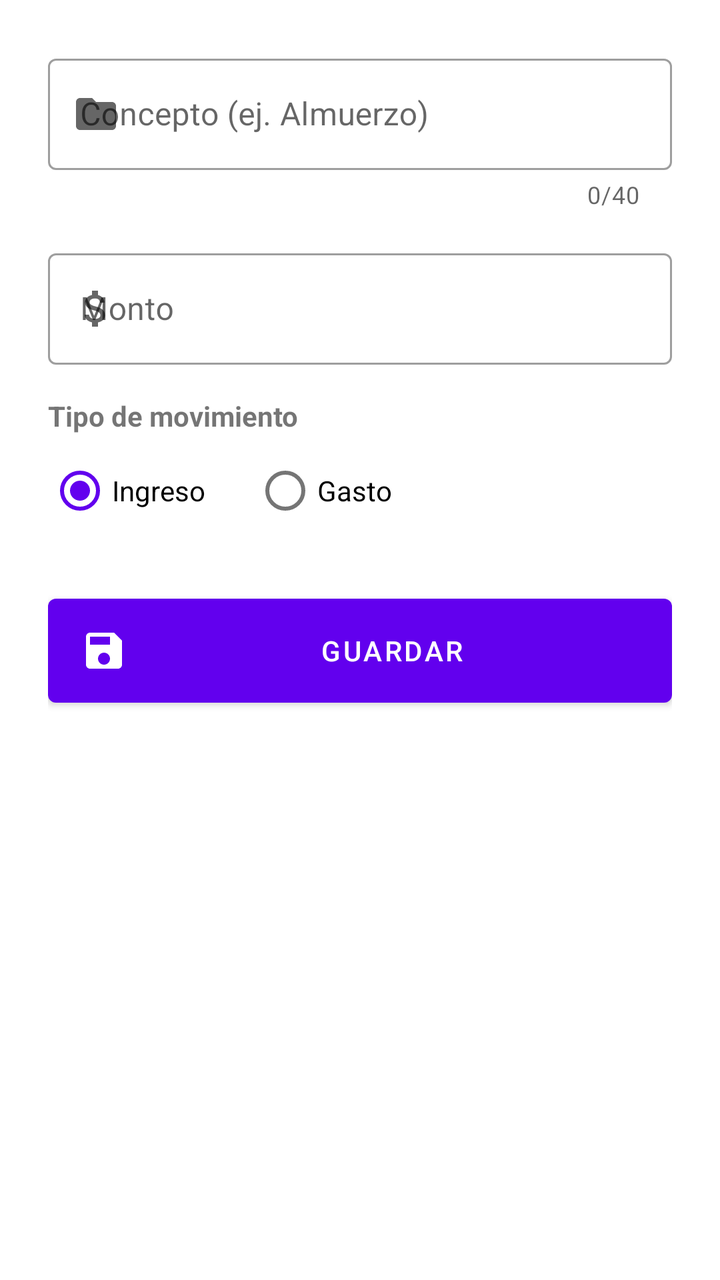
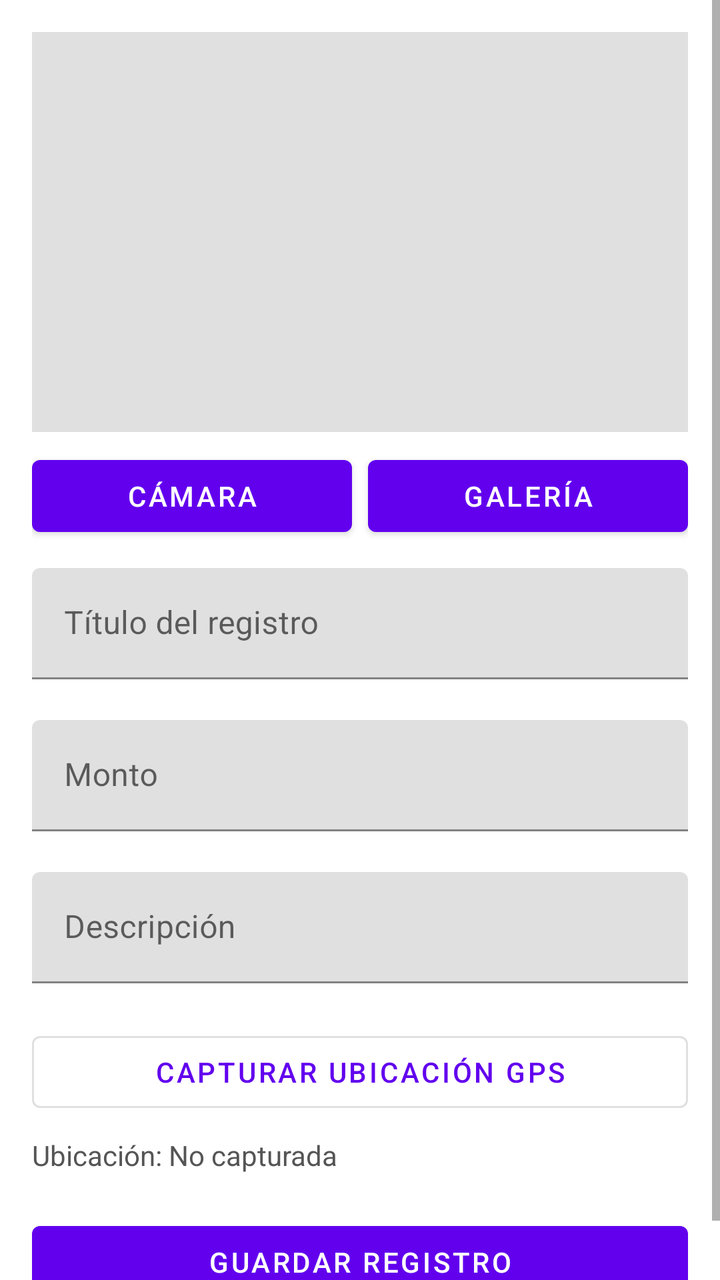

Before-and-after screenshots of an Android layout around one commit, followed by the original layout XML and the change that was made.
<!-- AndroidManifest.xml: application theme Theme.MisFinanzas -->
<!-- res/layout/activity_form.xml -->
<?xml version="1.0" encoding="utf-8"?>
<ScrollView xmlns:android="http://schemas.android.com/apk/res/android"
    xmlns:app="http://schemas.android.com/apk/res-auto"
    android:layout_width="match_parent"
    android:layout_height="match_parent">

    <LinearLayout
        android:layout_width="match_parent"
        android:layout_height="wrap_content"
        android:orientation="vertical"
        android:padding="24dp">

        
        <com.google.android.material.textfield.TextInputLayout
            android:id="@+id/tilConcepto"
            style="@style/Widget.MaterialComponents.TextInputLayout.OutlinedBox"
            android:layout_width="match_parent"
            android:layout_height="wrap_content"
            android:hint="Concepto (ej. Almuerzo)"
            app:counterEnabled="true"
            app:counterMaxLength="40"
            app:startIconDrawable="@drawable/ic_concepto"
            android:layout_marginBottom="16dp">

            <com.google.android.material.textfield.TextInputEditText
                android:id="@+id/etConcepto"
                android:layout_width="match_parent"
                android:layout_height="wrap_content"
                android:inputType="textCapSentences"
                android:maxLength="40" />
        </com.google.android.material.textfield.TextInputLayout>

        
        <com.google.android.material.textfield.TextInputLayout
            android:id="@+id/tilMonto"
            style="@style/Widget.MaterialComponents.TextInputLayout.OutlinedBox"
            android:layout_width="match_parent"
            android:layout_height="wrap_content"
            android:hint="Monto"
            app:prefixText="$ "
            app:startIconDrawable="@drawable/ic_monto"
            android:layout_marginBottom="8dp">

            <com.google.android.material.textfield.TextInputEditText
                android:id="@+id/etMonto"
                android:layout_width="match_parent"
                android:layout_height="wrap_content"
                android:inputType="numberDecimal" />
        </com.google.android.material.textfield.TextInputLayout>

        <TextView
            android:layout_width="match_parent"
            android:layout_height="wrap_content"
            android:text="Tipo de movimiento"
            android:textStyle="bold"
            android:layout_marginTop="8dp"
            android:layout_marginBottom="4dp" />

        <RadioGroup
            android:id="@+id/rgTipo"
            android:layout_width="match_parent"
            android:layout_height="wrap_content"
            android:orientation="horizontal"
            android:layout_marginBottom="24dp">

            <RadioButton
                android:id="@+id/rbIngreso"
                android:layout_width="wrap_content"
                android:layout_height="wrap_content"
                android:text="Ingreso"
                android:checked="true"
                android:layout_marginEnd="24dp" />

            <RadioButton
                android:id="@+id/rbGasto"
                android:layout_width="wrap_content"
                android:layout_height="wrap_content"
                android:text="Gasto" />
        </RadioGroup>

        <com.google.android.material.button.MaterialButton
            android:id="@+id/btnGuardar"
            android:layout_width="match_parent"
            android:layout_height="wrap_content"
            android:text="Guardar"
            android:paddingTop="14dp"
            android:paddingBottom="14dp"
            app:icon="@drawable/ic_guardar"
            android:layout_marginBottom="12dp" />

        <com.google.android.material.button.MaterialButton
            android:id="@+id/btnEliminar"
            style="@style/Widget.MaterialComponents.Button.OutlinedButton"
            android:layout_width="match_parent"
            android:layout_height="wrap_content"
            android:text="Eliminar"
            android:textColor="@color/color_gasto"
            app:strokeColor="@color/color_gasto"
            app:icon="@drawable/ic_eliminar"
            app:iconTint="@color/color_gasto"
            android:visibility="gone" />

        
        <ProgressBar
            android:id="@+id/progressBar"
            android:layout_width="wrap_content"
            android:layout_height="wrap_content"
            android:layout_gravity="center"
            android:layout_marginTop="16dp"
            android:visibility="gone" />

    </LinearLayout>

</ScrollView>
<!-- resources referenced by this layout -->
<resources>
  <color name="color_gasto">#C62828</color>
  <!-- drawable ic_concepto (drawable) -->
  <vector xmlns:android="http://schemas.android.com/apk/res/android"
      android:width="24dp"
      android:height="24dp"
      android:viewportWidth="24"
      android:viewportHeight="24"
      android:tint="?attr/colorControlNormal">
      <path
          android:fillColor="#FF000000"
          android:pathData="M20,6h-8l-2,-2L4,4c-1.1,0 -2,0.9 -2,2v12c0,1.1 0.9,2 2,2h16c1.1,0 2,-0.9 2,-2V8C22,6.9 21.1,6 20,6z"/>
  </vector>
  <!-- drawable ic_eliminar (drawable) -->
  <vector xmlns:android="http://schemas.android.com/apk/res/android"
      android:width="24dp"
      android:height="24dp"
      android:viewportWidth="24"
      android:viewportHeight="24">
      <path
          android:fillColor="#FFC62828"
          android:pathData="M6,19c0,1.1 0.9,2 2,2h8c1.1,0 2,-0.9 2,-2V7H6v12zM19,4h-3.5l-1,-1h-5l-1,1H5v2h14V4z"/>
  </vector>
  <!-- drawable ic_guardar (drawable) -->
  <vector xmlns:android="http://schemas.android.com/apk/res/android"
      android:width="24dp"
      android:height="24dp"
      android:viewportWidth="24"
      android:viewportHeight="24"
      android:tint="#FFFFFF">
      <path
          android:fillColor="#FF000000"
          android:pathData="M17,3H5C3.9,3 3,3.9 3,5v14c0,1.1 0.9,2 2,2h14c1.1,0 2,-0.9 2,-2V7L17,3zM12,19c-1.66,0 -3,-1.34 -3,-3s1.34,-3 3,-3 3,1.34 3,3S13.66,19 12,19zM15,9L5,9V5h10v4z"/>
  </vector>
  <!-- drawable ic_monto (drawable) -->
  <vector xmlns:android="http://schemas.android.com/apk/res/android"
      android:width="24dp"
      android:height="24dp"
      android:viewportWidth="24"
      android:viewportHeight="24"
      android:tint="?attr/colorControlNormal">
      <path
          android:fillColor="#FF000000"
          android:pathData="M11.8,10.9c-2.27,-0.59 -3,-1.2 -3,-2.15 0,-1.09 1.01,-1.85 2.7,-1.85 1.78,0 2.44,0.85 2.5,2.1h2.21c-0.07,-1.72 -1.12,-3.3 -3.21,-3.81V3h-3v2.16c-1.94,0.42 -3.5,1.68 -3.5,3.61 0,2.31 1.91,3.46 4.7,4.13 2.5,0.6 3,1.48 3,2.41 0,0.69 -0.49,1.79 -2.7,1.79 -2.06,0 -2.87,-0.92 -2.98,-2.1h-2.2c0.12,2.19 1.76,3.42 3.68,3.83V21h3v-2.15c1.95,-0.37 3.5,-1.5 3.5,-3.55 0,-2.84 -2.43,-3.81 -4.7,-4.4z"/>
  </vector>
  <style name="Theme.MisFinanzas" parent="Theme.MaterialComponents.DayNight.NoActionBar">
          <item name="colorPrimary">@color/purple_500</item>
          <item name="colorPrimaryVariant">@color/purple_700</item>
          <item name="colorOnPrimary">@color/white</item>
          <item name="colorSecondary">@color/purple_500</item>
          <item name="colorSecondaryVariant">@color/purple_700</item>
          <item name="colorOnSecondary">@color/white</item>
          <item name="android:statusBarColor">@color/purple_700</item>
      </style>
  <color name="purple_500">#6200EE</color>
  <color name="purple_700">#3700B3</color>
  <color name="white">#FFFFFF</color>
</resources>

<!-- the commit's change to res/layout/activity_form.xml (unified diff, before → after) -->
@@ -2,113 +2,113 @@
 <ScrollView xmlns:android="http://schemas.android.com/apk/res/android"
     xmlns:app="http://schemas.android.com/apk/res-auto"
     android:layout_width="match_parent"
-    android:layout_height="match_parent">
+    android:layout_height="match_parent"
+    android:fillViewport="true">
 
     <LinearLayout
         android:layout_width="match_parent"
         android:layout_height="wrap_content"
         android:orientation="vertical"
-        android:padding="24dp">
+        android:padding="16dp">
 
-        
-        <com.google.android.material.textfield.TextInputLayout
-            android:id="@+id/tilConcepto"
-            style="@style/Widget.MaterialComponents.TextInputLayout.OutlinedBox"
+        <ImageView
+            android:id="@+id/ivPreview"
+            android:layout_width="match_parent"
+            android:layout_height="200dp"
+            android:scaleType="centerCrop"
+            android:background="#E0E0E0"
+            android:contentDescription="Vista previa" />
+
+        <LinearLayout
             android:layout_width="match_parent"
             android:layout_height="wrap_content"
-            android:hint="Concepto (ej. Almuerzo)"
-            app:counterEnabled="true"
-            app:counterMaxLength="40"
-            app:startIconDrawable="@drawable/ic_concepto"
-            android:layout_marginBottom="16dp">
+            android:orientation="horizontal"
+            android:gravity="center"
+            android:layout_marginTop="8dp">
 
+            <Button
+                android:id="@+id/btnCamara"
+                android:layout_width="0dp"
+                android:layout_height="wrap_content"
+                android:layout_weight="1"
+                android:layout_marginEnd="4dp"
+                android:text="Cámara" />
+
+            <Button
+                android:id="@+id/btnGaleria"
+                android:layout_width="0dp"
+                android:layout_height="wrap_content"
+                android:layout_weight="1"
+                android:layout_marginStart="4dp"
+                android:text="Galería" />
+        </LinearLayout>
+
+        <com.google.android.material.textfield.TextInputLayout
+            android:id="@+id/tilTitulo"
+            android:layout_width="match_parent"
+            android:layout_height="wrap_content"
+            android:layout_marginTop="12dp"
+            app:errorEnabled="true">
             <com.google.android.material.textfield.TextInputEditText
-                android:id="@+id/etConcepto"
+                android:id="@+id/etTitulo"
                 android:layout_width="match_parent"
                 android:layout_height="wrap_content"
-                android:inputType="textCapSentences"
-                android:maxLength="40" />
+                android:hint="Título del registro" />
         </com.google.android.material.textfield.TextInputLayout>
 
-        
         <com.google.android.material.textfield.TextInputLayout
             android:id="@+id/tilMonto"
-            style="@style/Widget.MaterialComponents.TextInputLayout.OutlinedBox"
             android:layout_width="match_parent"
             android:layout_height="wrap_content"
-            android:hint="Monto"
-            app:prefixText="$ "
-            app:startIconDrawable="@drawable/ic_monto"
-            android:layout_marginBottom="8dp">
-
+            app:errorEnabled="true">
             <com.google.android.material.textfield.TextInputEditText
                 android:id="@+id/etMonto"
                 android:layout_width="match_parent"
                 android:layout_height="wrap_content"
-                android:inputType="numberDecimal" />
+                android:inputType="numberDecimal"
+                android:hint="Monto" />
         </com.google.android.material.textfield.TextInputLayout>
 
-        <TextView
+        <com.google.android.material.textfield.TextInputLayout
+            android:id="@+id/tilDescripcion"
             android:layout_width="match_parent"
             android:layout_height="wrap_content"
-            android:text="Tipo de movimiento"
-            android:textStyle="bold"
-            android:layout_marginTop="8dp"
-            android:layout_marginBottom="4dp" />
+            app:errorEnabled="true">
+            <com.google.android.material.textfield.TextInputEditText
+                android:id="@+id/etDescripcion"
+                android:layout_width="match_parent"
+                android:layout_height="wrap_content"
+                android:hint="Descripción" />
+        </com.google.android.material.textfield.TextInputLayout>
 
-        <RadioGroup
-            android:id="@+id/rgTipo"
-            android:layout_width="match_parent"
-            android:layout_height="wrap_content"
-            android:orientation="horizontal"
-            android:layout_marginBottom="24dp">
-
-            <RadioButton
-                android:id="@+id/rbIngreso"
-                android:layout_width="wrap_content"
-                android:layout_height="wrap_content"
-                android:text="Ingreso"
-                android:checked="true"
-                android:layout_marginEnd="24dp" />
-
-            <RadioButton
-                android:id="@+id/rbGasto"
-                android:layout_width="wrap_content"
-                android:layout_height="wrap_content"
-                android:text="Gasto" />
-        </RadioGroup>
-
-        <com.google.android.material.button.MaterialButton
-            android:id="@+id/btnGuardar"
-            android:layout_width="match_parent"
-            android:layout_height="wrap_content"
-            android:text="Guardar"
-            android:paddingTop="14dp"
-            android:paddingBottom="14dp"
-            app:icon="@drawable/ic_guardar"
-            android:layout_marginBottom="12dp" />
-
-        <com.google.android.material.button.MaterialButton
-            android:id="@+id/btnEliminar"
+        <Button
+            android:id="@+id/btnObtenerUbicacion"
             style="@style/Widget.MaterialComponents.Button.OutlinedButton"
             android:layout_width="match_parent"
             android:layout_height="wrap_content"
-            android:text="Eliminar"
-            android:textColor="@color/color_gasto"
-            app:strokeColor="@color/color_gasto"
-            app:icon="@drawable/ic_eliminar"
-            app:iconTint="@color/color_gasto"
-            android:visibility="gone" />
+            android:text="Capturar Ubicación GPS" />
 
-        
+        <TextView
+            android:id="@+id/tvDireccion"
+            android:layout_width="match_parent"
+            android:layout_height="wrap_content"
+            android:layout_marginVertical="8dp"
+            android:text="Ubicación: No capturada"
+            android:textColor="#555555" />
+
         <ProgressBar
             android:id="@+id/progressBar"
             android:layout_width="wrap_content"
             android:layout_height="wrap_content"
             android:layout_gravity="center"
-            android:layout_marginTop="16dp"
             android:visibility="gone" />
 
+        <Button
+            android:id="@+id/btnGuardar"
+            android:layout_width="match_parent"
+            android:layout_height="wrap_content"
+            android:layout_marginTop="12dp"
+            android:text="Guardar Registro" />
+
     </LinearLayout>
-
 </ScrollView>
<!-- resource entries referenced after the edit -->
@@ -1,49 +1,5 @@
 <!-- resources referenced by this layout -->
 <resources>
-  <color name="color_gasto">#C62828</color>
-  <!-- drawable ic_concepto (drawable) -->
-  <vector xmlns:android="http://schemas.android.com/apk/res/android"
-      android:width="24dp"
-      android:height="24dp"
-      android:viewportWidth="24"
-      android:viewportHeight="24"
-      android:tint="?attr/colorControlNormal">
-      <path
-          android:fillColor="#FF000000"
-          android:pathData="M20,6h-8l-2,-2L4,4c-1.1,0 -2,0.9 -2,2v12c0,1.1 0.9,2 2,2h16c1.1,0 2,-0.9 2,-2V8C22,6.9 21.1,6 20,6z"/>
-  </vector>
-  <!-- drawable ic_eliminar (drawable) -->
-  <vector xmlns:android="http://schemas.android.com/apk/res/android"
-      android:width="24dp"
-      android:height="24dp"
-      android:viewportWidth="24"
-      android:viewportHeight="24">
-      <path
-          android:fillColor="#FFC62828"
-          android:pathData="M6,19c0,1.1 0.9,2 2,2h8c1.1,0 2,-0.9 2,-2V7H6v12zM19,4h-3.5l-1,-1h-5l-1,1H5v2h14V4z"/>
-  </vector>
-  <!-- drawable ic_guardar (drawable) -->
-  <vector xmlns:android="http://schemas.android.com/apk/res/android"
-      android:width="24dp"
-      android:height="24dp"
-      android:viewportWidth="24"
-      android:viewportHeight="24"
-      android:tint="#FFFFFF">
-      <path
-          android:fillColor="#FF000000"
-          android:pathData="M17,3H5C3.9,3 3,3.9 3,5v14c0,1.1 0.9,2 2,2h14c1.1,0 2,-0.9 2,-2V7L17,3zM12,19c-1.66,0 -3,-1.34 -3,-3s1.34,-3 3,-3 3,1.34 3,3S13.66,19 12,19zM15,9L5,9V5h10v4z"/>
-  </vector>
-  <!-- drawable ic_monto (drawable) -->
-  <vector xmlns:android="http://schemas.android.com/apk/res/android"
-      android:width="24dp"
-      android:height="24dp"
-      android:viewportWidth="24"
-      android:viewportHeight="24"
-      android:tint="?attr/colorControlNormal">
-      <path
-          android:fillColor="#FF000000"
-          android:pathData="M11.8,10.9c-2.27,-0.59 -3,-1.2 -3,-2.15 0,-1.09 1.01,-1.85 2.7,-1.85 1.78,0 2.44,0.85 2.5,2.1h2.21c-0.07,-1.72 -1.12,-3.3 -3.21,-3.81V3h-3v2.16c-1.94,0.42 -3.5,1.68 -3.5,3.61 0,2.31 1.91,3.46 4.7,4.13 2.5,0.6 3,1.48 3,2.41 0,0.69 -0.49,1.79 -2.7,1.79 -2.06,0 -2.87,-0.92 -2.98,-2.1h-2.2c0.12,2.19 1.76,3.42 3.68,3.83V21h3v-2.15c1.95,-0.37 3.5,-1.5 3.5,-3.55 0,-2.84 -2.43,-3.81 -4.7,-4.4z"/>
-  </vector>
   <style name="Theme.MisFinanzas" parent="Theme.MaterialComponents.DayNight.NoActionBar">
           <item name="colorPrimary">@color/purple_500</item>
           <item name="colorPrimaryVariant">@color/purple_700</item>
